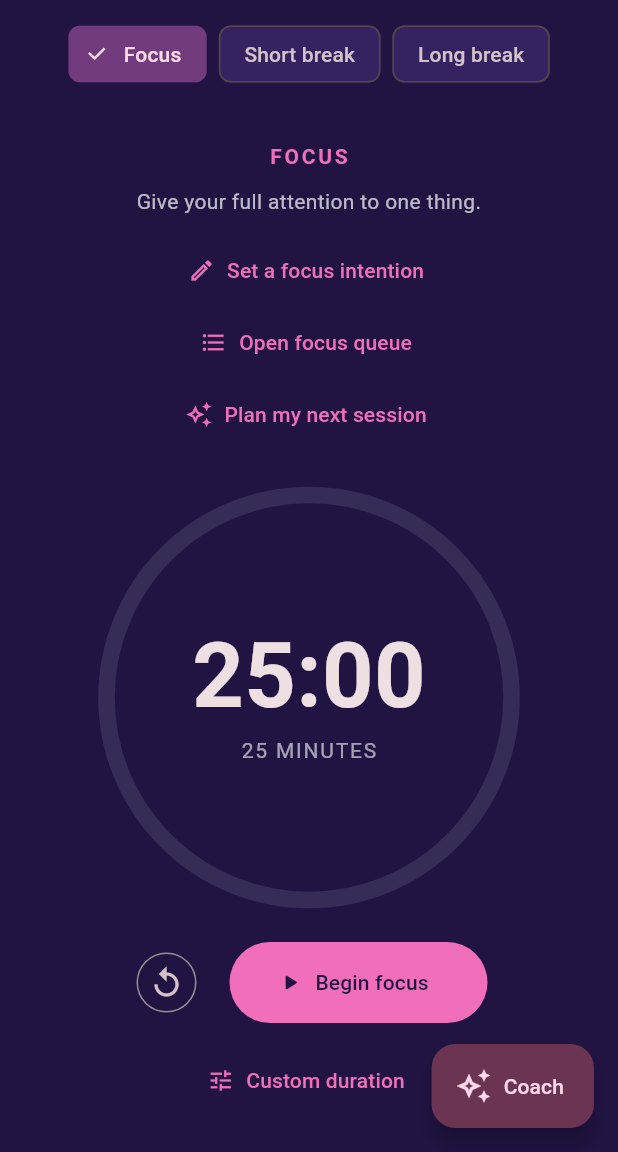
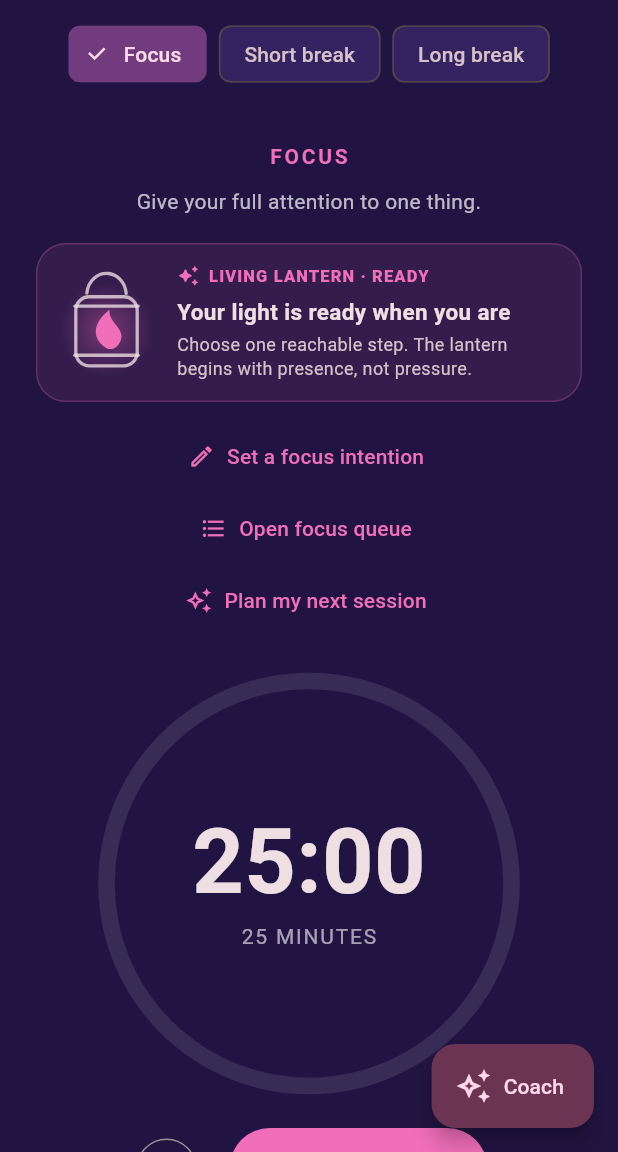
Before and after one commit to Tyree1233/FocusHaven, a Flutter app: the screen it shows after launch, after a tap on "Begin focus", on a phone screen of 412 x 824 dp, the part 84-1236 px from its top. Run offline on Flutter 3.47's test engine with Material 3 defaults, Android fonts, the phone set to English and light mode, and no system bars; our stand-ins replace cloud_firestore, cloud_functions, firebase_auth, firebase_core, flutter_local_notifications, flutter_riverpod and 5 more; missing offline and left inert: firebase_app_check; accounts and stored records are empty; network calls fail.

Commit message:
Surface compassionate Living Lantern

```diff
--- a/lib/screens/timer_screen.dart
+++ b/lib/screens/timer_screen.dart
@@ -31,6 +31,7 @@ import '../widgets/guided_breathing_sheet.dart';
 import '../widgets/haven_plan_sheet.dart';
 import '../widgets/haven_rhythm_card.dart';
 import '../widgets/journal_entry_dialog.dart';
+import '../widgets/living_lantern_card.dart';
 import '../widgets/pro_sheet.dart';
 import '../widgets/reflection_journal_sheet.dart';
 import '../widgets/smart_reset_sheet.dart';
@@ -811,6 +812,7 @@ class TimerScreen extends riverpod.ConsumerWidget {
     final focusHistory = ref.watch(timerFocusHistoryProvider);
     final summary = ref.watch(timerSummaryStateProvider);
     final havenRhythm = ref.watch(havenRhythmInsightProvider);
+    final livingLantern = ref.watch(livingLanternStateProvider);
     final isSignedIn = ref.watch(authIsSignedInProvider);
     final queueRemaining = ref.watch(focusQueueRemainingCountProvider);
     final parkedThoughtState = ref.watch(parkedThoughtStateProvider);
@@ -905,6 +907,8 @@ class TimerScreen extends riverpod.ConsumerWidget {
                         textAlign: TextAlign.center,
                         style: const TextStyle(color: Colors.white70),
                       ),
+                      const SizedBox(height: 18),
+                      LivingLanternCard(state: livingLantern),
                       if (session.sessionType == SessionType.focus) ...[
                         const SizedBox(height: 12),
                         TextButton.icon(
--- /dev/null
+++ b/lib/widgets/living_lantern_card.dart
@@ -0,0 +1,238 @@
+import 'package:flutter/material.dart';
+
+import '../models/living_lantern_state.dart';
+
+/// An accessible, noninteractive view of one ephemeral Living Lantern state.
+///
+/// Every phase keeps the same complete lantern and flame. Color, language, and
+/// the small phase symbol can change, but interruption never damages the visual
+/// or removes progress.
+class LivingLanternCard extends StatelessWidget {
+  const LivingLanternCard({super.key, required this.state});
+
+  final LivingLanternState state;
+
+  @override
+  Widget build(BuildContext context) {
+    final colorScheme = Theme.of(context).colorScheme;
+    final accent = _accent(colorScheme, state.phase);
+    final phaseLabel = _phaseLabel(state.phase);
+
+    return Semantics(
+      container: true,
+      label: 'Living Lantern. $phaseLabel. ${state.headline}. ${state.detail}',
+      child: ExcludeSemantics(
+        child: DecoratedBox(
+          key: const ValueKey('living-lantern-card'),
+          decoration: BoxDecoration(
+            color: accent.withValues(alpha: 0.09),
+            border: Border.all(color: accent.withValues(alpha: 0.25)),
+            borderRadius: BorderRadius.circular(20),
+          ),
+          child: Padding(
+            padding: const EdgeInsets.fromLTRB(14, 14, 16, 14),
+            child: Row(
+              crossAxisAlignment: CrossAxisAlignment.center,
+              children: [
+                _LivingLanternIllustration(accent: accent),
+                const SizedBox(width: 14),
+                Expanded(
+                  child: Column(
+                    crossAxisAlignment: CrossAxisAlignment.start,
+                    children: [
+                      Row(
+                        children: [
+                          Icon(
+                            _phaseIcon(state.phase),
+                            color: accent,
+                            size: 15,
+                          ),
+                          const SizedBox(width: 6),
+                          Expanded(
+                            child: Text(
+                              'LIVING LANTERN · ${phaseLabel.toUpperCase()}',
+                              key: const ValueKey('living-lantern-phase'),
+                              overflow: TextOverflow.ellipsis,
+                              style: TextStyle(
+                                color: accent,
+                                fontSize: 11,
+                                fontWeight: FontWeight.w800,
+                                letterSpacing: 0.75,
+                              ),
+                            ),
+                          ),
+                        ],
+                      ),
+                      const SizedBox(height: 5),
+                      Text(
+                        state.headline,
+                        key: const ValueKey('living-lantern-headline'),
+                        style: const TextStyle(
+                          fontSize: 15,
+                          fontWeight: FontWeight.w700,
+                        ),
+                      ),
+                      const SizedBox(height: 4),
+                      Text(
+                        state.detail,
+                        key: const ValueKey('living-lantern-detail'),
+                        style: TextStyle(
+                          color: colorScheme.onSurfaceVariant,
+                          fontSize: 12,
+                          height: 1.35,
+                        ),
+                      ),
+                    ],
+                  ),
+                ),
+              ],
+            ),
+          ),
+        ),
+      ),
+    );
+  }
+
+  static Color _accent(ColorScheme colors, LivingLanternPhase phase) =>
+      switch (phase) {
+        LivingLanternPhase.ready => colors.primary,
+        LivingLanternPhase.focusing => colors.primary,
+        LivingLanternPhase.resting => colors.secondary,
+        LivingLanternPhase.celebrating => colors.tertiary,
+        LivingLanternPhase.gentleReturn => colors.secondary,
+      };
+
+  static String _phaseLabel(LivingLanternPhase phase) => switch (phase) {
+    LivingLanternPhase.ready => 'Ready',
+    LivingLanternPhase.focusing => 'Steady focus',
+    LivingLanternPhase.resting => 'Resting',
+    LivingLanternPhase.celebrating => 'Celebrating',
+    LivingLanternPhase.gentleReturn => 'Gentle return',
+  };
+
+  static IconData _phaseIcon(LivingLanternPhase phase) => switch (phase) {
+    LivingLanternPhase.ready => Icons.auto_awesome_rounded,
+    LivingLanternPhase.focusing => Icons.center_focus_strong_rounded,
+    LivingLanternPhase.resting => Icons.nightlight_round,
+    LivingLanternPhase.celebrating => Icons.celebration_rounded,
+    LivingLanternPhase.gentleReturn => Icons.replay_rounded,
+  };
+}
+
+class _LivingLanternIllustration extends StatelessWidget {
+  const _LivingLanternIllustration({required this.accent});
+
+  final Color accent;
+
+  @override
+  Widget build(BuildContext context) => SizedBox(
+    width: 66,
+    height: 78,
+    child: CustomPaint(
+      key: const ValueKey('living-lantern-illustration'),
+      painter: _LivingLanternPainter(
+        accent: accent,
+        frame: Theme.of(context).colorScheme.onSurface,
+      ),
+    ),
+  );
+}
+
+class _LivingLanternPainter extends CustomPainter {
+  const _LivingLanternPainter({required this.accent, required this.frame});
+
+  final Color accent;
+  final Color frame;
+
+  @override
+  void paint(Canvas canvas, Size size) {
+    final center = Offset(size.width / 2, size.height * 0.56);
+    final glowPaint = Paint()
+      ..shader =
+          RadialGradient(
+            colors: [
+              accent.withValues(alpha: 0.34),
+              accent.withValues(alpha: 0),
+            ],
+          ).createShader(
+            Rect.fromCircle(center: center, radius: size.width * 0.48),
+          );
+    canvas.drawCircle(center, size.width * 0.48, glowPaint);
+
+    final framePaint = Paint()
+      ..color = frame.withValues(alpha: 0.78)
+      ..style = PaintingStyle.stroke
+      ..strokeWidth = 2.2
+      ..strokeCap = StrokeCap.round;
+    final body = RRect.fromRectAndRadius(
+      Rect.fromLTWH(
+        size.width * 0.19,
+        size.height * 0.28,
+        size.width * 0.62,
+        size.height * 0.59,
+      ),
+      const Radius.circular(9),
+    );
+    canvas.drawRRect(body, framePaint);
+    canvas.drawArc(
+      Rect.fromLTWH(
+        size.width * 0.30,
+        size.height * 0.08,
+        size.width * 0.40,
+        size.height * 0.38,
+      ),
+      3.25,
+      2.93,
+      false,
+      framePaint,
+    );
+    canvas.drawLine(
+      Offset(size.width * 0.18, size.height * 0.36),
+      Offset(size.width * 0.82, size.height * 0.36),
+      framePaint,
+    );
+    canvas.drawLine(
+      Offset(size.width * 0.18, size.height * 0.78),
+      Offset(size.width * 0.82, size.height * 0.78),
+      framePaint,
+    );
+
+    final flame = Path()
+      ..moveTo(size.width * 0.50, size.height * 0.72)
+      ..cubicTo(
+        size.width * 0.32,
+        size.height * 0.62,
+        size.width * 0.39,
+        size.height * 0.48,
+        size.width * 0.53,
+        size.height * 0.39,
+      )
+      ..cubicTo(
+        size.width * 0.52,
+        size.height * 0.51,
+        size.width * 0.70,
+        size.height * 0.55,
+        size.width * 0.64,
+        size.height * 0.66,
+      )
+      ..cubicTo(
+        size.width * 0.61,
+        size.height * 0.72,
+        size.width * 0.55,
+        size.height * 0.74,
+        size.width * 0.50,
+        size.height * 0.72,
+      )
+      ..close();
+    canvas.drawPath(
+      flame,
+      Paint()
+        ..color = accent
+        ..style = PaintingStyle.fill,
+    );
+  }
+
+  @override
+  bool shouldRepaint(covariant _LivingLanternPainter oldDelegate) =>
+      oldDelegate.accent != accent || oldDelegate.frame != frame;
+}
```
Also changed, not shown: 3 other files.
